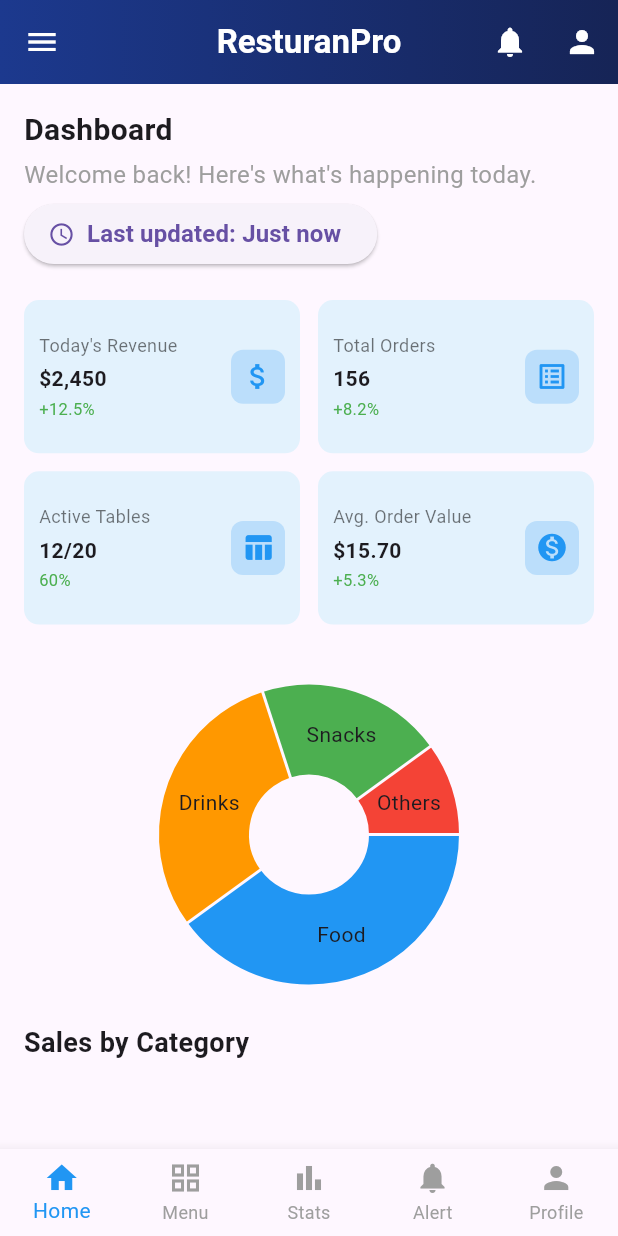
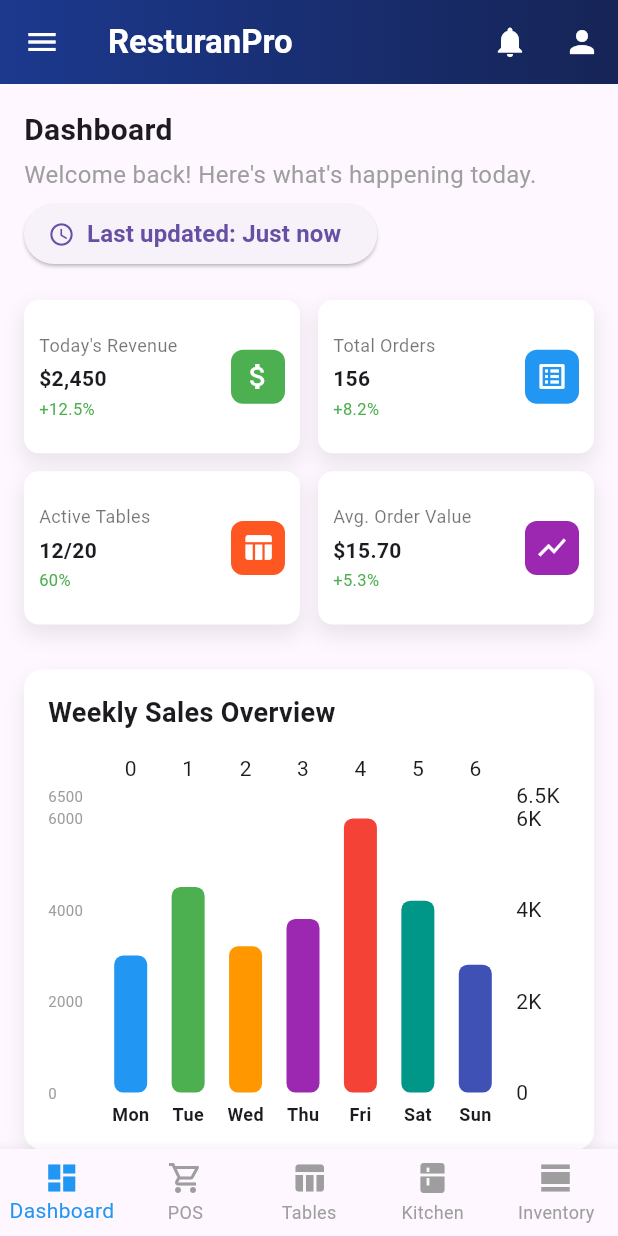
Before and after one commit to srsohan485/Restaurant, a Flutter app: the screen it shows after launch, on a phone screen of 412 x 824 dp. Run offline on Flutter 3.47's test engine with Material 3 defaults, Android fonts, the phone set to English and light mode, and no system bars; drawn by our look-alikes of fl_chart.

Commit message:
Table Page

```diff
--- a/lib/dashboard.dart
+++ b/lib/dashboard.dart
@@ -1,5 +1,6 @@
 import 'package:fl_chart/fl_chart.dart';
 import 'package:flutter/material.dart';
+import 'package:restaurantpro/table.dart';
 
 import 'datamodel.dart';
 class Dashboard extends StatefulWidget {
@@ -42,13 +43,13 @@ class _DashboardState extends State<Dashboard> {
   ];
 
   List<WeeklySales> weeklySalesList = [
-    WeeklySales(day: "Mon", orders: 120, sales: 3000),
-    WeeklySales(day: "Tue", orders: 150, sales: 4500),
-    WeeklySales(day: "Wed", orders: 110, sales: 3200),
-    WeeklySales(day: "Thu", orders: 140, sales: 3800),
-    WeeklySales(day: "Fri", orders: 160, sales: 6000),
-    WeeklySales(day: "Sat", orders: 130, sales: 4200),
-    WeeklySales(day: "Sun", orders: 100, sales: 2800),
+    WeeklySales(day: "Mon", orders: 120, sales: 3000.0),
+    WeeklySales(day: "Tue", orders: 150, sales: 4500.0),
+    WeeklySales(day: "Wed", orders: 110, sales: 3200.0),
+    WeeklySales(day: "Thu", orders: 140, sales: 3800.0),
+    WeeklySales(day: "Fri", orders: 160, sales: 6000.0),
+    WeeklySales(day: "Sat", orders: 130, sales: 4200.0),
+    WeeklySales(day: "Sun", orders: 100, sales: 2800.0),
   ];
 
   final List<RecentOrder> recentOrders = [
@@ -86,7 +87,7 @@ class _DashboardState extends State<Dashboard> {
             fontWeight: FontWeight.bold,
           ),
         ),
-        centerTitle: true,
+
         actions: [
           IconButton(
             icon: const Icon(Icons.notifications, color: Colors.white),
@@ -110,18 +111,43 @@ class _DashboardState extends State<Dashboard> {
           ),
         ),
       ),
+
       bottomNavigationBar: BottomNavigationBar(
-        type: BottomNavigationBarType.fixed,
-        selectedItemColor: Colors.blue,
-        unselectedItemColor: Colors.grey,
-        items: const [
-          BottomNavigationBarItem(icon: Icon(Icons.home), label: 'Home'),
-          BottomNavigationBarItem(icon: Icon(Icons.grid_view), label: 'Menu'),
-          BottomNavigationBarItem(icon: Icon(Icons.bar_chart), label: 'Stats'),
-          BottomNavigationBarItem(icon: Icon(Icons.notifications), label: 'Alert'),
-          BottomNavigationBarItem(icon: Icon(Icons.person), label: 'Profile'),
-        ],
+        currentIndex: 0,
+          type: BottomNavigationBarType.fixed,
+          selectedItemColor: Colors.blue,
+          unselectedItemColor: Colors.grey,
+        onTap: (index) {
+          if (index == 0) {
+            Navigator.push(
+              context,
+              MaterialPageRoute(builder: (context) => Dashboard()),
+            );
+          } else if (index == 1) {
+            // Navigator.push(
+            //   context,
+            //   MaterialPageRoute(builder: (context) => StockRequisition()),
+            // );
+          } else if (index == 2) {
+            Navigator.push(
+              context,
+              MaterialPageRoute(builder: (context) => Tablescreen()),
+            );
+          } else if (index == 3){
+            // Navigator.push(context, MaterialPageRoute(builder: (context) => Menu()),);
+          }
+        },
+          items: const [
+            BottomNavigationBarItem(icon: Icon(Icons.dashboard), label: 'Dashboard'),
+            BottomNavigationBarItem(icon: Icon(Icons.shopping_cart_outlined), label: 'POS'),
+            BottomNavigationBarItem(icon: Icon(Icons.table_chart), label: 'Tables'),
+            BottomNavigationBarItem(icon: Icon(Icons.kitchen), label: 'Kitchen'),
+            BottomNavigationBarItem(icon: Icon(Icons.view_day_sharp), label: 'Inventory'),
+          ],
       ),
+
+
+
       body: SafeArea(
         child: SingleChildScrollView(
           child: Container(
@@ -160,7 +186,6 @@ class _DashboardState extends State<Dashboard> {
                 const SizedBox(height: 20),
 
                 /// 🔹 GridView (4 items - center look)
-              /// 🔹 GridView (4 items - center look)
               GridView.builder(
                 itemCount: dashboardStats.length,
                 shrinkWrap: true,
@@ -176,22 +201,29 @@ class _DashboardState extends State<Dashboard> {
 
                   // icon map: string -> IconData
                   IconData iconData;
+                  Color iconBgColor;
                   switch (stat.icon) {
                     case "revenue":
                       iconData = Icons.attach_money;
+                      iconBgColor = Colors.green;
                       break;
                     case "orders":
                       iconData = Icons.list_alt;
+                      iconBgColor = Colors.blue;
                       break;
                     case "tables":
                       iconData = Icons.table_chart;
+                      iconBgColor = Colors.deepOrange;
                       break;
                     case "average":
-                      iconData = Icons.monetization_on;
+                      iconData = Icons.show_chart;
+                      iconBgColor = Colors.purple;
                       break;
                     default:
                       iconData = Icons.fastfood;
+                      iconBgColor = Colors.green.shade100;
                   }
+
 
                   return InkWell(
                     borderRadius: BorderRadius.circular(10),
@@ -201,8 +233,16 @@ class _DashboardState extends State<Dashboard> {
                     child: Container(
                       padding: const EdgeInsets.all(10),
                       decoration: BoxDecoration(
-                        color: Colors.blue.shade50,
+                        color: Colors.white,
                         borderRadius: BorderRadius.circular(10),
+                        boxShadow: [
+                          BoxShadow(
+                            color: Colors.black.withOpacity(0.08), // shadow color
+                            blurRadius: 10, // shadow softness
+                            spreadRadius: 1,
+                            offset: const Offset(0, 6), // নিচের দিকে shadow
+                          ),
+                        ],
                       ),
                       child: Row(
                         children: [
@@ -238,10 +278,10 @@ class _DashboardState extends State<Dashboard> {
                             width: 36,
                             height: 36,
                             decoration: BoxDecoration(
-                              color: Colors.blue.shade100,
+                              color: iconBgColor,
                               borderRadius: BorderRadius.circular(8),
                             ),
-                            child: Icon(iconData, color: Colors.blue, size: 22),
+                            child: Icon(iconData, color: Colors.white, size: 22),
                           ),
                         ],
                       ),
@@ -251,48 +291,129 @@ class _DashboardState extends State<Dashboard> {
               ),
 
 
+                const SizedBox(height: 30),
+
+                /// 🔹 Pie Chart (center)
+              Container(
+                padding: const EdgeInsets.all(16),
+                decoration: BoxDecoration(
+                  color: Colors.white,
+                  borderRadius: BorderRadius.circular(12),
+                  boxShadow: [
+                    BoxShadow(
+                      color: Colors.black.withOpacity(0.08),
+                      blurRadius: 10,
+                      offset: const Offset(0, 6),
+                    ),
+                  ],
+                ),
+                child: Column(
+                  crossAxisAlignment: CrossAxisAlignment.start,
+                  children: [
+                    const Text(
+                      "Weekly Sales Overview",
+                      style: TextStyle(
+                        fontSize: 18,
+                        fontWeight: FontWeight.bold,
+                      ),
+                    ),
+                    const SizedBox(height: 12),
+
+                    SizedBox(
+                      height: 250,
+                      child: BarChart(
+                        BarChartData(
+                          maxY: weeklySalesList
+                              .map((e) => e.sales)
+                              .reduce((a, b) => a > b ? a : b) +
+                              500,
+                          barTouchData: BarTouchData(enabled: false),
+                          alignment: BarChartAlignment.spaceAround,
+                          gridData: FlGridData(show: false),
+                          borderData: FlBorderData(show: false),
+                          titlesData: FlTitlesData(
+                            leftTitles: AxisTitles(
+                              sideTitles: SideTitles(
+                                showTitles: true,
+                                reservedSize: 36,
+                                getTitlesWidget: (value, meta) {
+                                  return Text(
+                                    value.toInt().toString(),
+                                    style: const TextStyle(fontSize: 10, color: Colors.grey),
+                                  );
+                                },
+                              ),
+                            ),
+                            bottomTitles: AxisTitles(
+                              sideTitles: SideTitles(
+                                showTitles: true,
+                                getTitlesWidget: (value, meta) {
+                                  int index = value.toInt();
+                                  if (index >= 0 && index < weeklySalesList.length) {
+                                    return Padding(
+                                      padding: const EdgeInsets.only(top: 6),
+                                      child: Text(
+                                        weeklySalesList[index].day,
+                                        style: const TextStyle(
+                                          fontSize: 12,
+                                          fontWeight: FontWeight.bold,
+                                        ),
+                                      ),
+                                    );
+                                  }
+                                  return const SizedBox.shrink();
+                                },
+                              ),
+                            ),
+                          ),
+                          barGroups: weeklySalesList.asMap().entries.map((entry) {
+                            int index = entry.key;
+                            WeeklySales data = entry.value;
+
+                            final colors = [
+                              Colors.blue,
+                              Colors.green,
+                              Colors.orange,
+                              Colors.purple,
+                              Colors.red,
+                              Colors.teal,
+                              Colors.indigo,
+                            ];
+
+                            return BarChartGroupData(
+                              x: index,
+                              barRods: [
+                                BarChartRodData(
+                                  toY: data.sales,
+                                  width: 22,
+                                  color: colors[index % colors.length],
+                                  borderRadius: BorderRadius.circular(6),
+                                  backDrawRodData: BackgroundBarChartRodData(
+                                    show: false,
+                                    toY: weeklySalesList
+                                        .map((e) => e.sales)
+                                        .reduce((a, b) => a > b ? a : b) +
+                                        500,
+                                    color: Colors.grey.shade200,
+                                  ),
+                                ),
+                              ],
+                            );
+                          }).toList(),
+                        ),
+                      ),
+                    ),
+                  ],
+                ),
+              ),
 
 
 
 
-                const SizedBox(height: 30),
 
-                /// 🔹 Pie Chart (center)
-                SizedBox(
-                  height: 220,
-                  child: PieChart(
-                    PieChartData(
-                      centerSpaceRadius: 40,
-                      sectionsSpace: 2,
-                      sections: [
-                        PieChartSectionData(
-                          value: 40,
-                          color: Colors.blue,
-                          title: 'Food',
-                          radius: 60,
-                        ),
-                        PieChartSectionData(
-                          value: 30,
-                          color: Colors.orange,
-                          title: 'Drinks',
-                          radius: 60,
-                        ),
-                        PieChartSectionData(
-                          value: 20,
-                          color: Colors.green,
-                          title: 'Snacks',
-                          radius: 60,
-                        ),
-                        PieChartSectionData(
-                          value: 10,
-                          color: Colors.red,
-                          title: 'Others',
-                          radius: 60,
-                        ),
-                      ],
-                    ),
-                  ),
-                ),
+
+
+
 
                 const SizedBox(height: 16),
 
```
Also changed, not shown: lib/datamodel.dart (+36 -1 lines), lib/table.dart (added, +400 -0 lines).
